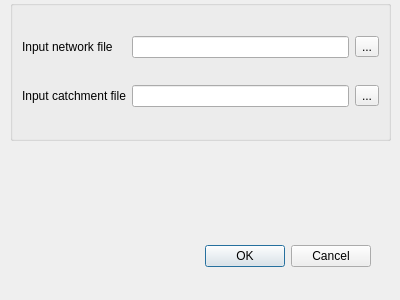
Qt form iso/gui/ui/isochrone_dialog_base.ui (Samweli/isochrones) before a commit.
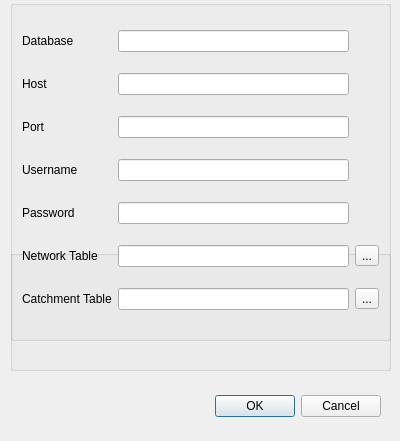
The same form after that commit.

Commit message: added text input for database parameters

```diff
--- a/iso/gui/ui/isochrone_dialog_base.ui
+++ b/iso/gui/ui/isochrone_dialog_base.ui
@@ -7,7 +7,7 @@
     <x>0</x>
     <y>0</y>
     <width>400</width>
-    <height>300</height>
+    <height>441</height>
    </rect>
   </property>
   <property name="windowTitle">
@@ -16,8 +16,8 @@
   <widget class="QDialogButtonBox" name="button_box">
    <property name="geometry">
     <rect>
-     <x>30</x>
-     <y>240</y>
+     <x>40</x>
+     <y>390</y>
      <width>341</width>
      <height>32</height>
     </rect>
@@ -33,9 +33,35 @@
    <property name="geometry">
     <rect>
      <x>10</x>
+     <y>250</y>
+     <width>381</width>
+     <height>121</height>
+    </rect>
+   </property>
+   <property name="sizePolicy">
+    <sizepolicy hsizetype="Minimum" vsizetype="Preferred">
+     <horstretch>0</horstretch>
+     <verstretch>0</verstretch>
+    </sizepolicy>
+   </property>
+   <property name="title">
+    <string/>
+   </property>
+   <property name="alignment">
+    <set>Qt::AlignCenter</set>
+   </property>
+   <property name="flat">
+    <bool>false</bool>
+   </property>
+   <layout class="QGridLayout" name="gridLayout_3"/>
+  </widget>
+  <widget class="QGroupBox" name="output_group_2">
+   <property name="geometry">
+    <rect>
+     <x>10</x>
      <y>0</y>
      <width>381</width>
-     <height>141</height>
+     <height>341</height>
     </rect>
    </property>
    <property name="sizePolicy">
@@ -53,8 +79,18 @@
    <property name="flat">
     <bool>false</bool>
    </property>
-   <layout class="QGridLayout" name="gridLayout_3">
-    <item row="0" column="1">
+   <layout class="QGridLayout" name="gridLayout_4">
+    <item row="2" column="0">
+     <widget class="QLabel" name="input_network_file_label_4">
+      <property name="text">
+       <string>Host</string>
+      </property>
+      <property name="buddy">
+       <cstring>input_network_file</cstring>
+      </property>
+     </widget>
+    </item>
+    <item row="6" column="1">
      <widget class="QLineEdit" name="input_network_file">
       <property name="sizePolicy">
        <sizepolicy hsizetype="MinimumExpanding" vsizetype="Fixed">
@@ -67,53 +103,182 @@
       </property>
      </widget>
     </item>
-    <item row="0" column="2">
-     <widget class="QToolButton" name="network_button">
-      <property name="text">
-       <string>...</string>
-      </property>
-     </widget>
-    </item>
-    <item row="1" column="1">
-     <widget class="QLineEdit" name="input_catchment_file">
-      <property name="sizePolicy">
-       <sizepolicy hsizetype="MinimumExpanding" vsizetype="Fixed">
-        <horstretch>0</horstretch>
-        <verstretch>0</verstretch>
-       </sizepolicy>
-      </property>
-      <property name="text">
-       <string/>
-      </property>
-     </widget>
-    </item>
-    <item row="1" column="2">
-     <widget class="QToolButton" name="catchment_button">
-      <property name="text">
-       <string>...</string>
-      </property>
-     </widget>
-    </item>
-    <item row="1" column="0">
+    <item row="7" column="0">
      <widget class="QLabel" name="input_catchment_file_label">
       <property name="text">
-       <string>Input catchment file</string>
+       <string>Catchment Table</string>
       </property>
       <property name="buddy">
        <cstring>input_network_file</cstring>
       </property>
      </widget>
     </item>
-    <item row="0" column="0">
+    <item row="6" column="0">
      <widget class="QLabel" name="input_network_file_label">
       <property name="text">
-       <string>Input network file</string>
+       <string>Network Table</string>
       </property>
       <property name="buddy">
        <cstring>input_network_file</cstring>
       </property>
      </widget>
     </item>
+    <item row="7" column="2">
+     <widget class="QToolButton" name="catchment_button">
+      <property name="text">
+       <string>...</string>
+      </property>
+     </widget>
+    </item>
+    <item row="7" column="1">
+     <widget class="QLineEdit" name="input_catchment_file">
+      <property name="sizePolicy">
+       <sizepolicy hsizetype="MinimumExpanding" vsizetype="Fixed">
+        <horstretch>0</horstretch>
+        <verstretch>0</verstretch>
+       </sizepolicy>
+      </property>
+      <property name="text">
+       <string/>
+      </property>
+     </widget>
+    </item>
+    <item row="4" column="1">
+     <widget class="QLineEdit" name="input_catchment_file_2">
+      <property name="sizePolicy">
+       <sizepolicy hsizetype="MinimumExpanding" vsizetype="Fixed">
+        <horstretch>0</horstretch>
+        <verstretch>0</verstretch>
+       </sizepolicy>
+      </property>
+      <property name="text">
+       <string/>
+      </property>
+     </widget>
+    </item>
+    <item row="0" column="1">
+     <widget class="QLineEdit" name="input_network_file_2">
+      <property name="sizePolicy">
+       <sizepolicy hsizetype="MinimumExpanding" vsizetype="Fixed">
+        <horstretch>0</horstretch>
+        <verstretch>0</verstretch>
+       </sizepolicy>
+      </property>
+      <property name="autoFillBackground">
+       <bool>false</bool>
+      </property>
+      <property name="inputMethodHints">
+       <set>Qt::ImhNone</set>
+      </property>
+      <property name="text">
+       <string/>
+      </property>
+     </widget>
+    </item>
+    <item row="5" column="1">
+     <widget class="QLineEdit" name="input_catchment_file_4">
+      <property name="sizePolicy">
+       <sizepolicy hsizetype="MinimumExpanding" vsizetype="Fixed">
+        <horstretch>0</horstretch>
+        <verstretch>0</verstretch>
+       </sizepolicy>
+      </property>
+      <property name="inputMethodHints">
+       <set>Qt::ImhHiddenText|Qt::ImhNoAutoUppercase|Qt::ImhNoPredictiveText</set>
+      </property>
+      <property name="text">
+       <string/>
+      </property>
+      <property name="echoMode">
+       <enum>QLineEdit::Password</enum>
+      </property>
+     </widget>
+    </item>
+    <item row="4" column="0">
+     <widget class="QLabel" name="input_catchment_file_label_2">
+      <property name="text">
+       <string>Username</string>
+      </property>
+      <property name="buddy">
+       <cstring>input_network_file</cstring>
+      </property>
+     </widget>
+    </item>
+    <item row="5" column="0">
+     <widget class="QLabel" name="input_catchment_file_label_4">
+      <property name="text">
+       <string>Password</string>
+      </property>
+      <property name="buddy">
+       <cstring>input_network_file</cstring>
+      </property>
+     </widget>
+    </item>
+    <item row="3" column="0">
+     <widget class="QLabel" name="input_network_file_label_5">
+      <property name="text">
+       <string>Port</string>
+      </property>
+      <property name="buddy">
+       <cstring>input_network_file</cstring>
+      </property>
+     </widget>
+    </item>
+    <item row="6" column="2">
+     <widget class="QToolButton" name="network_button">
+      <property name="text">
+       <string>...</string>
+      </property>
+     </widget>
+    </item>
+    <item row="0" column="0">
+     <widget class="QLabel" name="input_network_file_label_2">
+      <property name="text">
+       <string>Database </string>
+      </property>
+      <property name="buddy">
+       <cstring>input_network_file</cstring>
+      </property>
+     </widget>
+    </item>
+    <item row="3" column="1">
+     <widget class="QLineEdit" name="input_network_file_5">
+      <property name="sizePolicy">
+       <sizepolicy hsizetype="MinimumExpanding" vsizetype="Fixed">
+        <horstretch>0</horstretch>
+        <verstretch>0</verstretch>
+       </sizepolicy>
+      </property>
+      <property name="autoFillBackground">
+       <bool>false</bool>
+      </property>
+      <property name="inputMethodHints">
+       <set>Qt::ImhNone</set>
+      </property>
+      <property name="text">
+       <string/>
+      </property>
+     </widget>
+    </item>
+    <item row="2" column="1">
+     <widget class="QLineEdit" name="input_network_file_4">
+      <property name="sizePolicy">
+       <sizepolicy hsizetype="MinimumExpanding" vsizetype="Fixed">
+        <horstretch>0</horstretch>
+        <verstretch>0</verstretch>
+       </sizepolicy>
+      </property>
+      <property name="autoFillBackground">
+       <bool>false</bool>
+      </property>
+      <property name="inputMethodHints">
+       <set>Qt::ImhNone</set>
+      </property>
+      <property name="text">
+       <string/>
+      </property>
+     </widget>
+    </item>
    </layout>
   </widget>
  </widget>
```
The commit also changes 3 other files.
